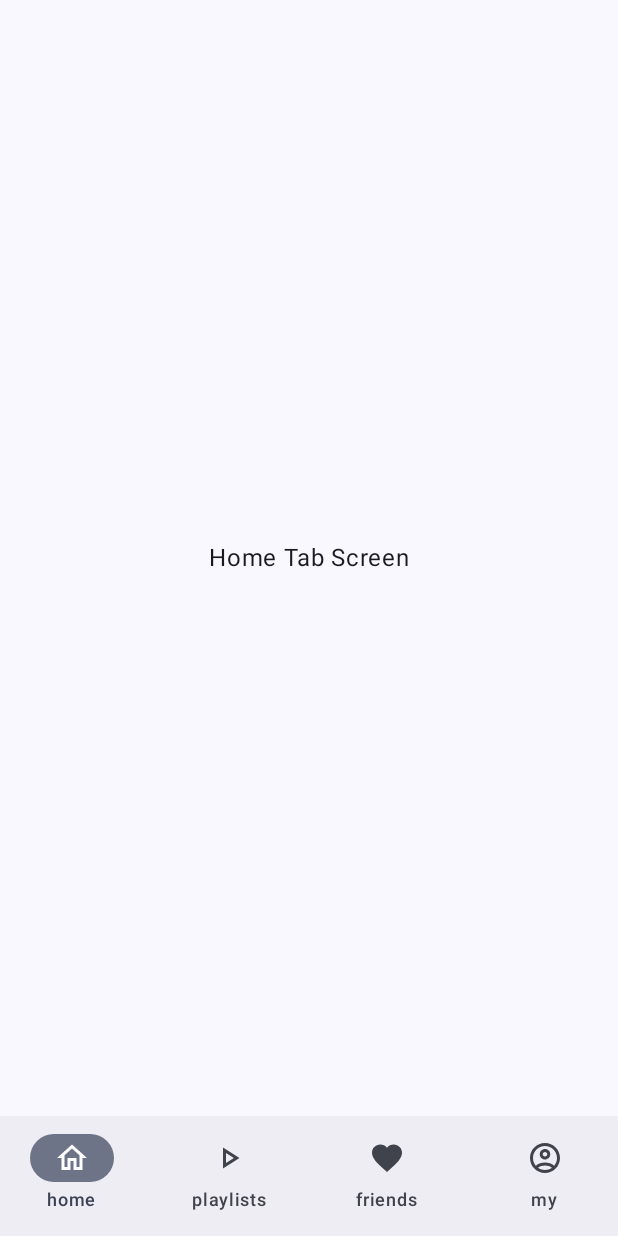
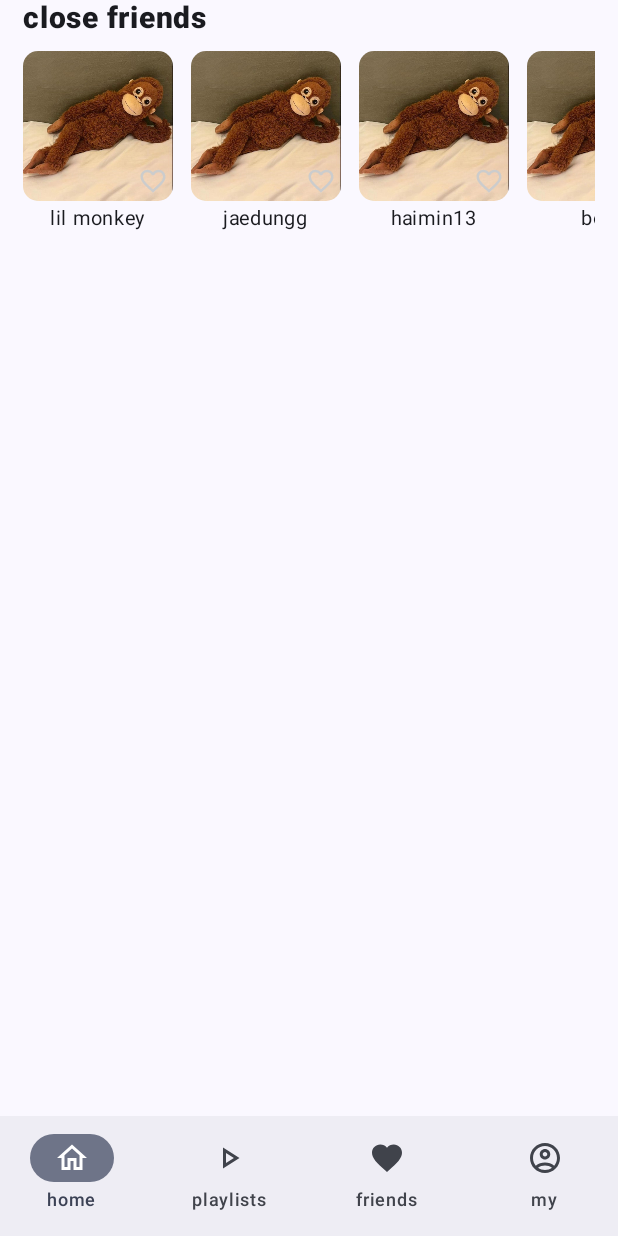
Before and after one commit to haimin13/mcweek1, an Android app built with Jetpack Compose: the homeMain screen opened through its navigation route, on a phone screen of 412 x 824 dp. Run offline under Robolectric (Android 15) with nearby library versions, the phone set to English and light mode, and no system bars.

Commit message:
feat: list menu click event

```diff
--- a/app/src/main/java/com/example/myapplication1/ui/screens/HomeTab.kt
+++ b/app/src/main/java/com/example/myapplication1/ui/screens/HomeTab.kt
@@ -1,18 +1,55 @@
 package com.example.myapplication1.ui.screens
 
-import androidx.compose.foundation.layout.Box
+import com.example.myapplication1.ui.components.gallery.*
+import androidx.compose.foundation.layout.Column
 import androidx.compose.foundation.layout.fillMaxSize
+import androidx.compose.foundation.layout.fillMaxWidth
+import androidx.compose.foundation.layout.padding
 import androidx.compose.material3.Text
 import androidx.compose.runtime.Composable
-import androidx.compose.ui.Alignment
 import androidx.compose.ui.Modifier
+import androidx.compose.ui.text.font.FontWeight
+import androidx.compose.ui.unit.dp
+import androidx.compose.ui.unit.sp
+import com.example.myapplication1.ui.components.customLazy.CustomLazyRow
+
 
 @Composable
-fun HomeTabMain(modifier: Modifier = Modifier) {
-    Box(
-        modifier = Modifier.fillMaxSize(),
-        contentAlignment = Alignment.Center
+fun HomeTabMain(
+
+) {
+    val favoriteFriendsIds = listOf("lil monkey", "jaedungg", "haimin13", "bot1", "bot2")
+
+    val galleryEntryRef: @Composable (
+        String,
+        Int,
+        Int,
+        @Composable (String, () -> Unit) -> Unit,
+        @Composable (String, () -> Unit) -> Unit
+    ) -> Unit = { p1, p2, p3, p4, p5 -> GalleryEntry(p1, p2, p3, p4, p5) }
+    val galleryTapRef: @Composable (String, () -> Unit) -> Unit = { p1, p2 -> GalleryTap(p1, p2) }
+    val galleryLongPressRef: @Composable (String, () -> Unit) -> Unit = { p1, p2 -> GalleryLongPress(p1, p2) }
+
+    Column(
+        modifier = Modifier.fillMaxSize()
     ) {
-        Text("Home Tab Screen")
+        Column(
+            modifier = Modifier
+                .fillMaxWidth()
+                .padding(horizontal = 15.dp)
+        ) {
+            Text(
+                text = "close friends",
+                fontSize = 20.sp,
+                fontWeight = FontWeight.ExtraBold,
+                modifier = Modifier.padding(bottom = 10.dp)
+            )
+            CustomLazyRow(
+                itemList = favoriteFriendsIds,
+                itemContent = galleryEntryRef,
+                tapRef = galleryTapRef,
+                longPressRef = galleryLongPressRef
+            )
+        }
     }
 }
```
Also changed, not shown: app/src/main/java/com/example/myapplication1/ui/components/common/MenuButton.kt (added, +40 -0 lines), app/src/main/java/com/example/myapplication1/ui/components/list/PlaylistEntry.kt (+7 -8 lines), app/src/main/java/com/example/myapplication1/ui/components/list/SongEntry.kt (+2 -8 lines), app/src/main/java/com/example/myapplication1/ui/components/common/LikeButton.kt (added).
